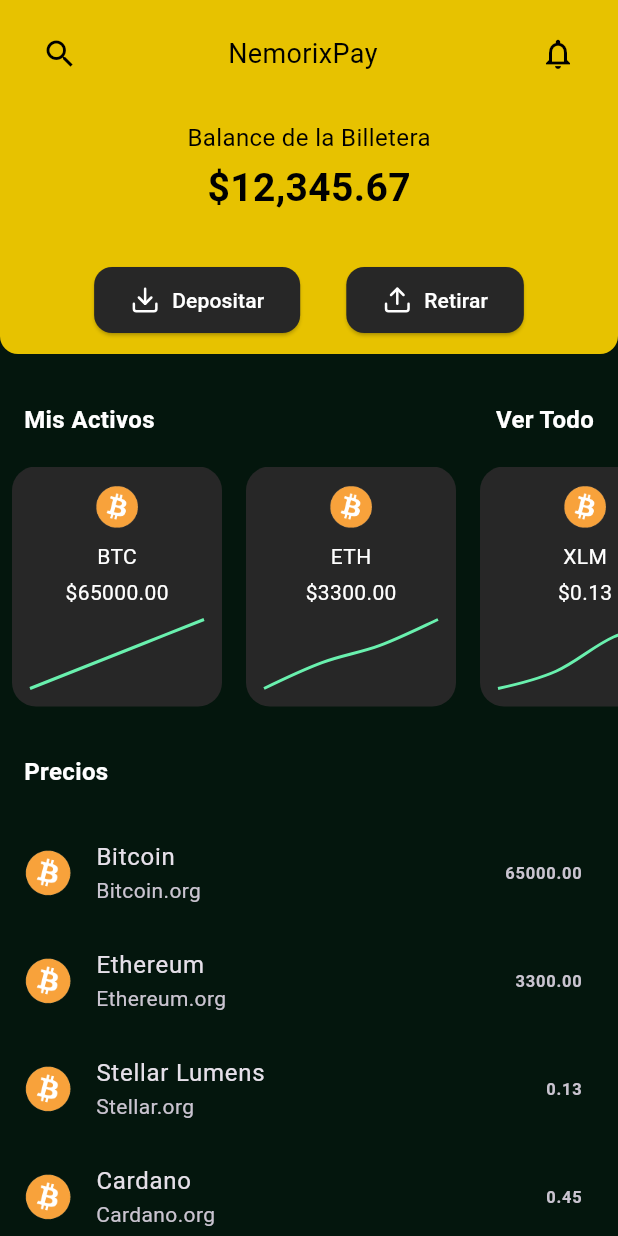
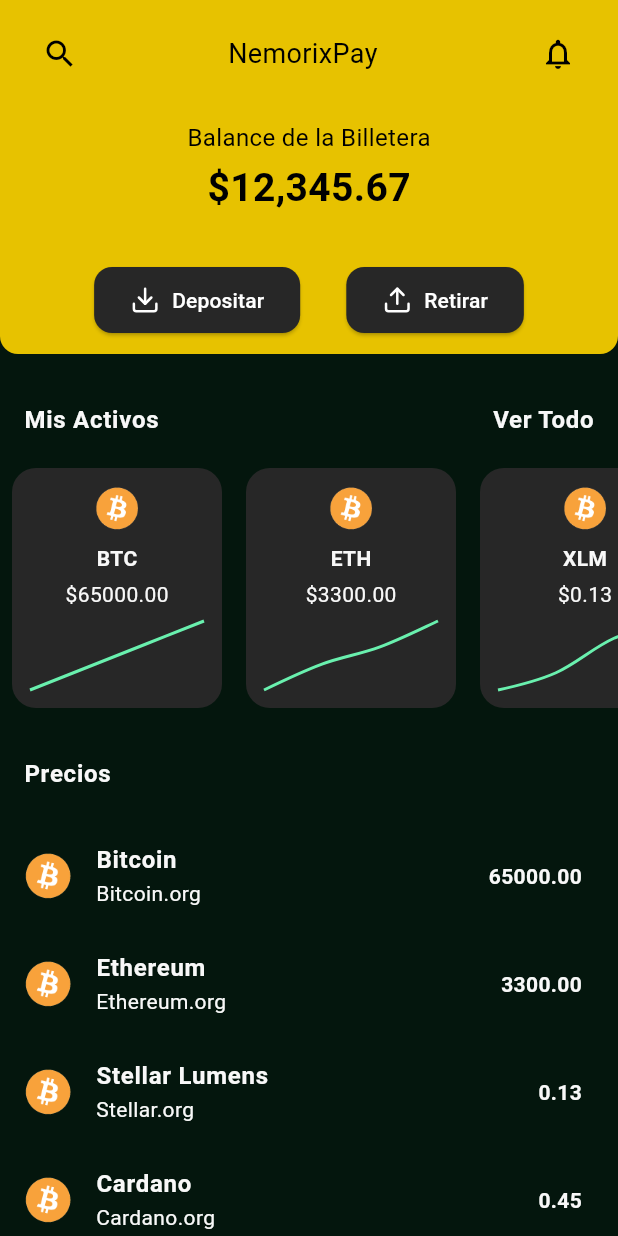
Before and after one commit to nemorixpay/NemorixPay-Mobile-Code, a Flutter app: the HomePage screen opened by its route, on a phone screen of 412 x 824 dp. Run offline on Flutter 3.47's test engine with Material 3 defaults, Android fonts, the phone set to English and light mode, and no system bars; drawn by our look-alikes of fl_chart; our stand-ins replace firebase_analytics, firebase_core, lucide_icons; accounts and stored records are empty; generated files the repository leaves out were written again.

Commit message:
Minor theme modification (Home, Details & Buy Pages)

```diff
--- a/lib/config/theme/nemorix_theme.dart
+++ b/lib/config/theme/nemorix_theme.dart
@@ -16,7 +16,10 @@ class NemorixTheme {
       labelSmall: TextStyle(color: NemorixColors.greyLevel4),
       labelMedium: TextStyle(color: NemorixColors.greyLevel4),
       labelLarge: TextStyle(color: Colors.white),
+      bodyMedium: TextStyle(color: NemorixColors.greyLevel6),
+      bodyLarge: TextStyle(color: NemorixColors.greyLevel6),
       titleLarge: TextStyle(color: Colors.white),
+      headlineSmall: TextStyle(color: NemorixColors.greyLevel5),
     ),
   );
   static final ThemeData lightThemeMode = ThemeData.light(
@@ -36,7 +39,10 @@ class NemorixTheme {
       labelSmall: TextStyle(color: NemorixColors.greyLevel3),
       labelMedium: TextStyle(color: NemorixColors.greyLevel3),
       labelLarge: TextStyle(color: Colors.black),
+      bodyMedium: TextStyle(color: NemorixColors.greyLevel2),
+      bodyLarge: TextStyle(color: NemorixColors.greyLevel2),
       titleLarge: TextStyle(color: Colors.black),
+      headlineSmall: TextStyle(color: NemorixColors.greyLevel2),
     ),
   );
 }
--- a/lib/features/cryptocurrency/ui/pages/home_page.dart
+++ b/lib/features/cryptocurrency/ui/pages/home_page.dart
@@ -155,17 +155,13 @@ class _HomeScreenState extends State<HomePage> {
                           children: [
                             Text(
                               AppLocalizations.of(context)!.myAssets,
-                              style: TextStyle(
-                                fontSize: 16,
-                                fontWeight: FontWeight.bold,
-                              ),
+                              style: Theme.of(context).textTheme.bodyLarge
+                                  ?.copyWith(fontWeight: FontWeight.bold),
                             ),
                             Text(
                               AppLocalizations.of(context)!.seeAll,
-                              style: TextStyle(
-                                fontSize: 16,
-                                fontWeight: FontWeight.bold,
-                              ),
+                              style: Theme.of(context).textTheme.bodyLarge
+                                  ?.copyWith(fontWeight: FontWeight.bold),
                             ),
                           ],
                         ),
@@ -189,10 +185,8 @@ class _HomeScreenState extends State<HomePage> {
                         ),
                         child: Text(
                           AppLocalizations.of(context)!.livePrices,
-                          style: TextStyle(
-                            fontSize: 16,
-                            fontWeight: FontWeight.bold,
-                          ),
+                          style: Theme.of(context).textTheme.bodyLarge
+                              ?.copyWith(fontWeight: FontWeight.bold),
                         ),
                       ),
                       ..._searchResults.map(
--- a/lib/features/cryptocurrency/ui/widgets/asset_card.dart
+++ b/lib/features/cryptocurrency/ui/widgets/asset_card.dart
@@ -27,9 +27,17 @@ class AssetCard extends StatelessWidget {
           children: [
             Image.asset(crypto.logoPath, width: 30),
             const SizedBox(height: 8),
-            Text(crypto.abbreviation),
+            Text(
+              crypto.abbreviation,
+              style: Theme.of(
+                context,
+              ).textTheme.bodyMedium?.copyWith(fontWeight: FontWeight.bold),
+            ),
             const SizedBox(height: 4),
-            Text('\$${crypto.currentPrice.toStringAsFixed(2)}'),
+            Text(
+              '\$${crypto.currentPrice.toStringAsFixed(2)}',
+              style: Theme.of(context).textTheme.bodyMedium,
+            ),
             const SizedBox(height: 8),
             Expanded(
               child: LineChart(
--- a/lib/features/cryptocurrency/ui/widgets/custom_two_buttons.dart
+++ b/lib/features/cryptocurrency/ui/widgets/custom_two_buttons.dart
@@ -47,8 +47,7 @@ class CustomTwoButtons extends StatelessWidget {
               textButton1,
               style: TextStyle(
                 color:
-                    textColor2 ??
-                    Theme.of(context).textTheme.labelMedium!.color,
+                    textColor2 ?? Theme.of(context).textTheme.bodyLarge!.color,
               ),
             ),
           ),
--- a/lib/features/cryptocurrency/ui/widgets/live_price_tile.dart
+++ b/lib/features/cryptocurrency/ui/widgets/live_price_tile.dart
@@ -10,11 +10,21 @@ class LivePriceTile extends StatelessWidget {
   Widget build(BuildContext context) {
     return ListTile(
       leading: Image.asset(crypto.logoPath, width: 32, height: 32),
-      title: Text(crypto.name),
-      subtitle: Text(crypto.project),
+      title: Text(
+        crypto.name,
+        style: Theme.of(
+          context,
+        ).textTheme.bodyLarge?.copyWith(fontWeight: FontWeight.bold),
+      ),
+      subtitle: Text(
+        crypto.project,
+        style: Theme.of(context).textTheme.bodyMedium,
+      ),
       trailing: Text(
         crypto.currentPrice.toStringAsFixed(2),
-        style: const TextStyle(fontWeight: FontWeight.bold),
+        style: Theme.of(
+          context,
+        ).textTheme.bodyMedium?.copyWith(fontWeight: FontWeight.bold),
       ),
       onTap: () {
         // TODO: Navigate to detail or show more info
--- a/lib/shared/ui/widgets/main_header.dart
+++ b/lib/shared/ui/widgets/main_header.dart
@@ -24,9 +24,12 @@ class MainHeader extends StatelessWidget {
         Align(
           child: Text(
             title,
-            style: const TextStyle(fontSize: 20, fontWeight: FontWeight.bold),
+            style: Theme.of(
+              context,
+            ).textTheme.headlineSmall?.copyWith(fontWeight: FontWeight.bold),
           ),
         ),
+        SizedBox(height: 16),
       ],
     );
   }
```
Also changed, not shown: lib/features/cryptocurrency/ui/pages/crypto_details.dart (+19 -13 lines), lib/features/cryptocurrency/ui/widgets/crypto_stats_tile.dart (+7 -16 lines).
